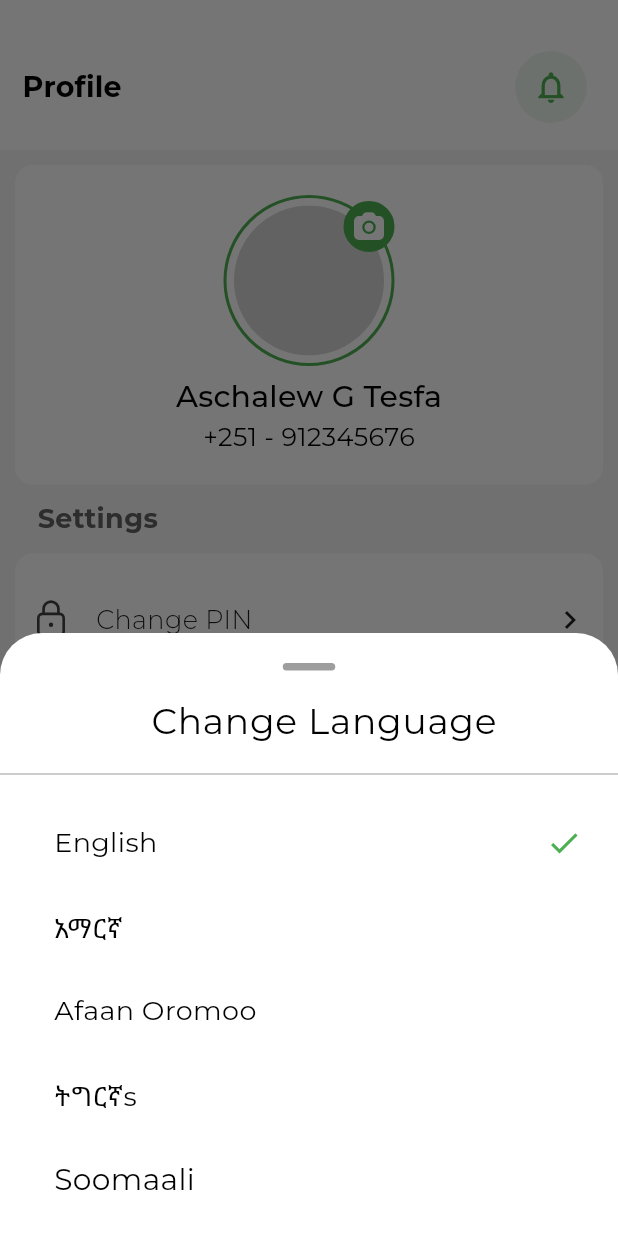
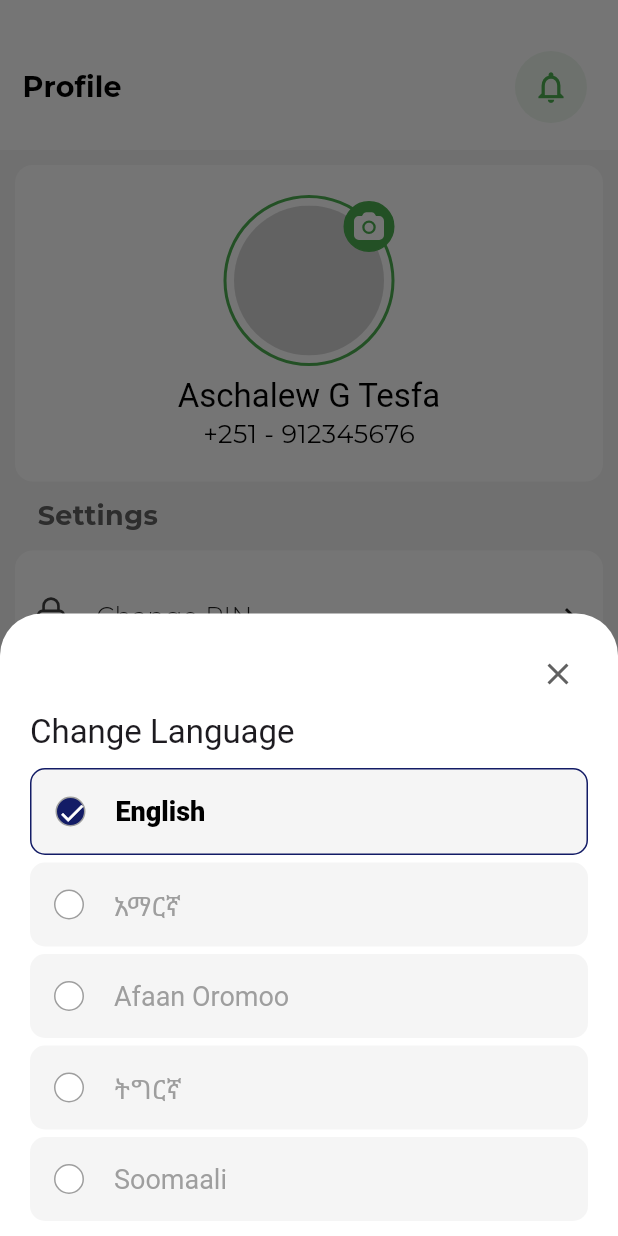
Before and after one commit to Edil-Ayehu/nedaj, a Flutter app: the ProfileScreen screen opened directly, after a tap on "Language", on a phone screen of 412 x 824 dp. Run offline on Flutter 3.47's test engine with Material 3 defaults, Android fonts, the phone set to English and light mode, and no system bars; drawn by our look-alikes of fancy_shimmer_image; our stand-ins replace fluentui_system_icons, gap, get, google_fonts, hive, hive_flutter and 7 more; missing offline and left inert: qr_code_scanner; accounts and stored records are empty.

Commit message:
Language selector bottom sheet UI style changed.

```diff
--- a/lib/screens/profile screen/widgets/profile_page_second_container.dart
+++ b/lib/screens/profile screen/widgets/profile_page_second_container.dart
@@ -82,9 +82,10 @@ class ProfilePageSecondContainer extends StatelessWidget {
             icon: FluentIcons.sign_out_24_regular,
             onTap: () {
               // Get.to(() => LoginScreen());
-              Navigator.of(context).pushAndRemoveUntil(
-                  MaterialPageRoute(builder: (context) => LoginScreen()),
-                  (route) => false)
+              Navigator.of(context)
+                  .pushAndRemoveUntil(
+                      MaterialPageRoute(builder: (context) => LoginScreen()),
+                      (route) => false)
                   .then((value) {
                 homeController.currentPage.value = 0;
               });
@@ -108,134 +109,45 @@ class ProfilePageSecondContainer extends StatelessWidget {
               crossAxisAlignment: CrossAxisAlignment.start,
               children: [
                 Row(
-                  mainAxisAlignment: MainAxisAlignment.center,
+                  mainAxisAlignment: MainAxisAlignment.end,
                   children: [
-                    Container(
-                      height: 5,
-                      width: 35,
-                      margin: EdgeInsets.only(top: 20, bottom: 15),
-                      decoration: BoxDecoration(
-                        color: Colors.grey,
-                        borderRadius: BorderRadius.circular(30),
+                    Padding(
+                      padding: const EdgeInsets.only(right: 16.0, top: 16),
+                      child: IconButton(
+                        onPressed: () {
+                          Navigator.pop(context);
+                        },
+                        icon: Icon(Icons.close, color: Colors.grey.shade700),
                       ),
                     ),
                   ],
                 ),
                 Row(
-                  mainAxisAlignment: MainAxisAlignment.center,
+                  mainAxisAlignment: MainAxisAlignment.start,
                   children: [
                     Padding(
                       padding: const EdgeInsets.only(left: 20.0),
                       child: Text(
                         'select_language'.tr,
                         textScaler: TextScaler.linear(1),
-                        style: Theme.of(context).textTheme.bodyLarge!.copyWith(
-                              fontSize: 24,
-                            ),
+                        style:
+                            Theme.of(context).textTheme.headlineSmall!.copyWith(
+                                  fontSize: 22,
+                                ),
                       ),
                     ),
                   ],
                 ),
                 Gap(10),
-                Divider(
-                  color: Colors.grey.shade400,
-                ),
-                Gap(10),
-                Padding(
-                  padding: const EdgeInsets.only(left: 20.0),
-                  child: ListTile(
-                    title: Text(
-                      'English',
-                      style: Theme.of(context).textTheme.bodyMedium!.copyWith(
-                            color: Colors.black,
-                          ),
-                      textScaler: TextScaler.linear(1),
-                    ),
-                    trailing: languageController.selectedLanguage.value == 'en'
-                        ? Icon(Icons.check, color: Colors.green)
-                        : null,
-                    onTap: () {
-                      languageController.changeLanguage('en', 'US');
-                      Navigator.pop(context);
-                    },
-                  ),
-                ),
-                Padding(
-                  padding: const EdgeInsets.only(left: 20.0),
-                  child: ListTile(
-                    title: Text(
-                      'አማርኛ',
-                      style: Theme.of(context).textTheme.bodyMedium!.copyWith(
-                            color: Colors.black,
-                          ),
-                      textScaler: TextScaler.linear(1),
-                    ),
-                    trailing: languageController.selectedLanguage.value == 'am'
-                        ? Icon(Icons.check, color: Colors.green)
-                        : null,
-                    onTap: () {
-                      languageController.changeLanguage('am', 'ET');
-                      Navigator.pop(context);
-                    },
-                  ),
-                ),
-                Padding(
-                  padding: const EdgeInsets.only(left: 20.0),
-                  child: ListTile(
-                    title: Text(
-                      'Afaan Oromoo',
-                      style: Theme.of(context).textTheme.bodyMedium!.copyWith(
-                            color: Colors.black,
-                          ),
-                      textScaler: TextScaler.linear(1),
-                    ),
-                    trailing: languageController.selectedLanguage.value == 'or'
-                        ? Icon(Icons.check, color: Colors.green)
-                        : null,
-                    onTap: () {
-                      languageController.changeLanguage('or', 'ET');
-                      Navigator.pop(context);
-                    },
-                  ),
-                ),
-                Padding(
-                  padding: const EdgeInsets.only(left: 20.0),
-                  child: ListTile(
-                    title: Text(
-                      'ትግርኛs',
-                      style: Theme.of(context).textTheme.bodyMedium!.copyWith(
-                            color: Colors.black,
-                          ),
-                      textScaler: TextScaler.linear(1),
-                    ),
-                    trailing: languageController.selectedLanguage.value == 'ti'
-                        ? Icon(Icons.check, color: Colors.green)
-                        : null,
-                    onTap: () {
-                      languageController.changeLanguage('ti', 'ET');
-                      Navigator.pop(context);
-                    },
-                  ),
-                ),
-                Padding(
-                  padding: const EdgeInsets.only(left: 20.0),
-                  child: ListTile(
-                    title: Text(
-                      'Soomaali',
-                      style: Theme.of(context).textTheme.bodyMedium!.copyWith(
-                            color: Colors.black,
-                          ),
-                      textScaler: TextScaler.linear(1.1),
-                    ),
-                    trailing: languageController.selectedLanguage.value == 'so'
-                        ? Icon(Icons.check, color: Colors.green)
-                        : null,
-                    onTap: () {
-                      languageController.changeLanguage('so', 'SO');
-                      Navigator.pop(context);
-                    },
-                  ),
-                ),
+                _buildLanguageTile(context, 'English', 'en', 'US'),
+                Gap(5),
+                _buildLanguageTile(context, 'አማርኛ', 'am', 'ET'),
+                Gap(5),
+                _buildLanguageTile(context, 'Afaan Oromoo', 'or', 'ET'),
+                Gap(5),
+                _buildLanguageTile(context, 'ትግርኛ', 'ti', 'ET'),
+                Gap(5),
+                _buildLanguageTile(context, 'Soomaali', 'so', 'SO'),
                 Gap(10),
               ],
             ),
@@ -244,4 +156,51 @@ class ProfilePageSecondContainer extends StatelessWidget {
       },
     );
   }
+
+  Widget _buildLanguageTile(BuildContext context, String language,
+      String langCode, String countryCode) {
+    bool isSelected = languageController.selectedLanguage.value == langCode;
+    return Padding(
+      padding: const EdgeInsets.symmetric(horizontal: 20.0),
+      child: Container(
+        decoration: BoxDecoration(
+          color: Colors.grey.shade100,
+          borderRadius: BorderRadius.circular(10),
+          border: isSelected
+              ? Border.all(color: Color(0xff131C66), width: 1)
+              : null,
+        ),
+        child: ListTile(
+          shape: RoundedRectangleBorder(
+            borderRadius: BorderRadius.circular(10),
+          ),
+          leading: Container(
+            width: 20,
+            height: 20,
+            decoration: BoxDecoration(
+              shape: BoxShape.circle,
+              color: isSelected ? Color(0xff131C66) : Colors.white,
+              border: Border.all(color: Colors.grey.shade500, width: 1),
+            ),
+            child: isSelected
+                ? Icon(Icons.check, color: Colors.white, size: 20)
+                : null,
+          ),
+          title: Text(
+            language,
+            style: Theme.of(context).textTheme.headlineMedium!.copyWith(
+                  color: isSelected ? Colors.black : Colors.grey.shade500,
+                  fontWeight: isSelected ? FontWeight.w900 : FontWeight.normal,
+                  fontSize: 18,
+                ),
+            textScaler: TextScaler.linear(1),
+          ),
+          onTap: () {
+            languageController.changeLanguage(langCode, countryCode);
+            Navigator.pop(context);
+          },
+        ),
+      ),
+    );
+  }
 }
--- a/lib/screens/profile screen/widgets/user_profile_details.dart
+++ b/lib/screens/profile screen/widgets/user_profile_details.dart
@@ -82,8 +82,8 @@ class _UserProfileDetailsState extends State<UserProfileDetails> {
           SizedBox(height: 5),
           Text(
             'Aschalew G Tesfa',
-            style: Theme.of(context).textTheme.titleMedium!.copyWith(
-                  fontSize: 20,
+            style: Theme.of(context).textTheme.headlineMedium!.copyWith(
+                  fontSize: 22,
                   color: Colors.black,
                 ),
           ),
```
Also changed, not shown: assets/images/empty_otp_image.png (added), assets/images/empty_tips_image.png (added), assets/images/logout_dialog_image.png (added), assets/images/unlink_dialog_image.png (added).
